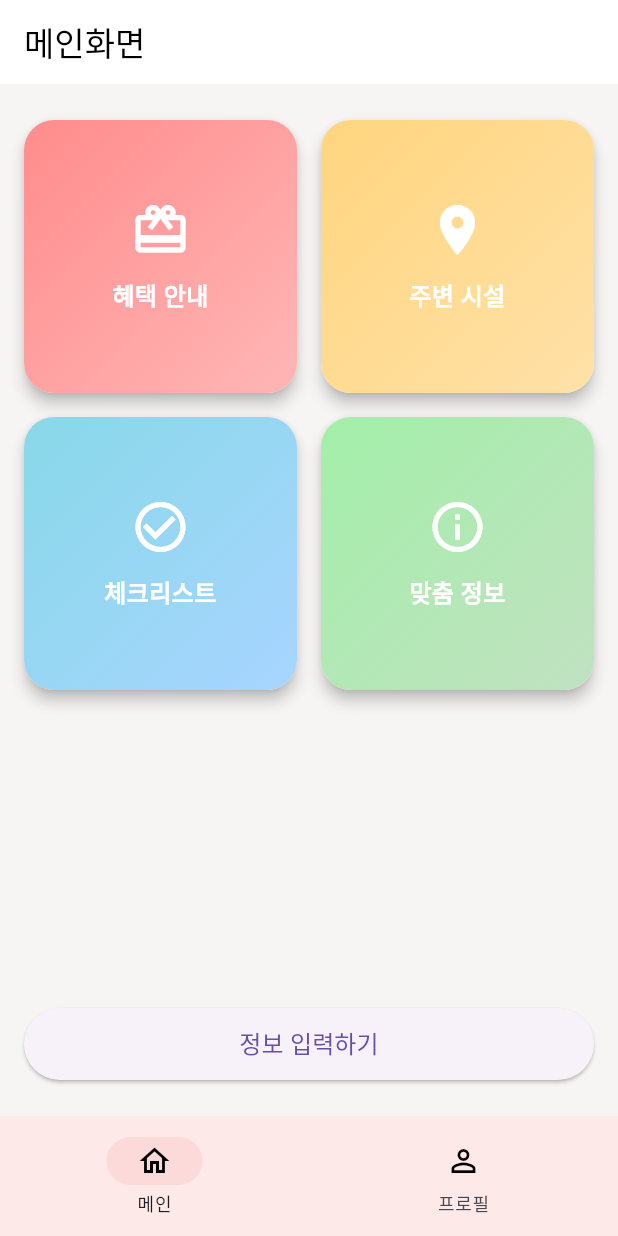
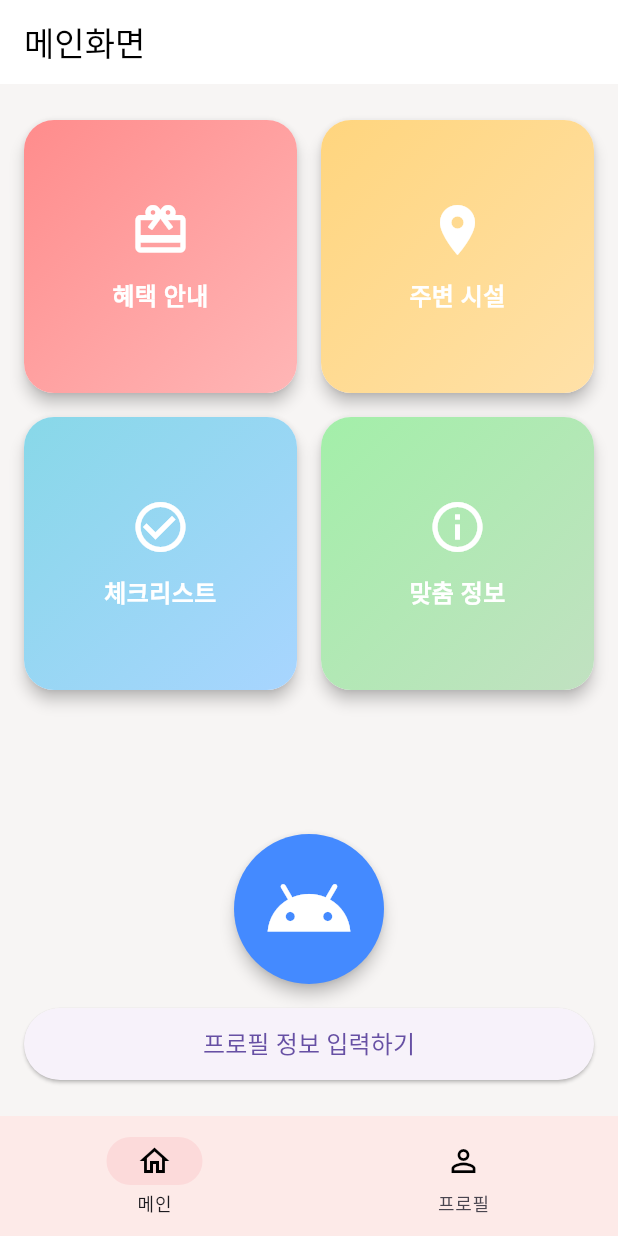
Before and after one commit to KimDaegun00/capstone01, a Flutter app: the screen it shows after launch, on a phone screen of 412 x 824 dp. Run offline on Flutter 3.47's test engine with Material 3 defaults, Android fonts, the phone set to English and light mode, and no system bars.

Commit message:
메인화면 AI버튼 추가

```diff
--- a/lib/nav_screens/main_screen.dart
+++ b/lib/nav_screens/main_screen.dart
@@ -8,7 +8,6 @@ import 'package:capstone/detail_screens/checklist_screen.dart';
 import 'package:capstone/detail_screens/info_screen.dart';
 import 'package:capstone/detail_screens/nearby_screen.dart';
 import 'package:capstone/nav_screens/InfoInputMainScreen.dart';
-
 
 void main() => runApp(MyApp());
 
@@ -52,7 +51,7 @@ class _MainScreenState extends State<MainScreen> {
         elevation: 0,
         foregroundColor: Colors.black,
       )
-          : null, // 👉 다른 화면일 땐 AppBar 없앰
+          : null,
       backgroundColor: const Color(0xFFF7F5F4),
       body: _getBody(),
       bottomNavigationBar: BottomNavBar(
@@ -63,19 +62,16 @@ class _MainScreenState extends State<MainScreen> {
   }
 }
 
-
 /// 메인 화면 2x2 그리드 메뉴
 class MainGridMenu extends StatelessWidget {
   const MainGridMenu({Key? key}) : super(key: key);
-
-
 
   static List<MenuItem> items = [
     MenuItem(
       title: '혜택 안내',
       icon: Icons.card_giftcard,
       gradient: [Color(0xFFFF8C8C), Color(0xFFFFB6B6)],
-      screen: BenefitScreen(), // BenefitScreen으로 이동
+      screen: BenefitScreen(),
     ),
     MenuItem(
       title: '주변 시설',
@@ -109,23 +105,47 @@ class MainGridMenu extends StatelessWidget {
               crossAxisSpacing: 16,
               mainAxisSpacing: 16,
               childAspectRatio: 1,
-              children: items.map((item) => _buildGridItem(item, context)).toList(),
+              children:
+              items.map((item) => _buildGridItem(item, context)).toList(),
             ),
           ),
-          SizedBox(height: 16),
+          const SizedBox(height: 16),
+
+          ///  동그라미 AI 버튼
+          Align(
+            alignment: Alignment.center,
+            child: SizedBox(
+              width: 100, // 버튼 전체 크기 조정
+              height: 100,
+              child: FloatingActionButton(
+                onPressed: () {
+                  // AI 기능 연결 예정
+                },
+                backgroundColor: Colors.blueAccent,
+                child: const Icon(Icons.android, size: 60, color: Colors.white), // 약간 여유 있게
+                shape: const CircleBorder(),
+                elevation: 4,
+              ),
+            ),
+          ),
+
+
+          const SizedBox(height: 16),
+
+          ///  정보 입력하기 버튼
           SizedBox(
-            width: double.infinity,  // 가로 꽉 채우기
+            width: double.infinity,
             height: 48,
             child: ElevatedButton(
               onPressed: () {
-                // 버튼 눌렀을 때 동작
                 Navigator.push(
                   context,
-                  MaterialPageRoute(builder: (context) => InfoInputMainScreen()),
+                  MaterialPageRoute(
+                      builder: (context) => InfoInputMainScreen()),
                 );
               },
-              child: Text(
-                '정보 입력하기',
+              child: const Text(
+                '프로필 정보 입력하기',
                 style: TextStyle(fontSize: 16),
               ),
             ),
@@ -135,7 +155,6 @@ class MainGridMenu extends StatelessWidget {
     );
   }
 
-
   Widget _buildGridItem(MenuItem item, BuildContext context) {
     return Material(
       elevation: 4,
@@ -143,7 +162,6 @@ class MainGridMenu extends StatelessWidget {
       child: InkWell(
         borderRadius: BorderRadius.circular(20),
         onTap: () {
-          // 해당 화면으로 이동
           Navigator.push(
             context,
             MaterialPageRoute(builder: (context) => item.screen),
@@ -182,7 +200,6 @@ class MainGridMenu extends StatelessWidget {
   }
 }
 
-
 /// 메뉴 아이템 모델
 class MenuItem {
   final String title;
@@ -194,6 +211,6 @@ class MenuItem {
     required this.title,
     required this.icon,
     required this.gradient,
-    required this.screen, //스크린 이동 파라미터
+    required this.screen,
   });
 }
```
Also changed, not shown: lib/nav_screens/calendar_screen.dart (line endings or trailing spaces).
